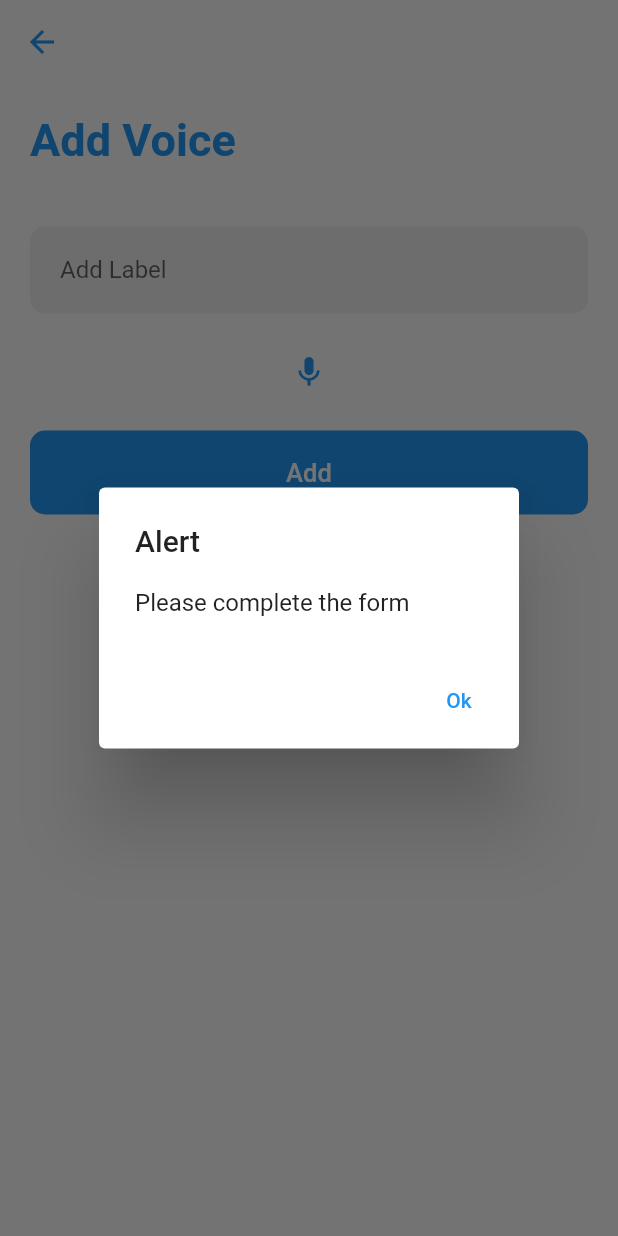
After one commit to vishnuoum/AIeSSA, a Flutter app: the VoiceAdd screen opened by its route, after a tap on "Add", on a phone screen of 412 x 824 dp. The commit adds this screen. Run offline on Flutter 3.47's test engine with Material 2 defaults, Android fonts, the light colour scheme and no system bars; our stand-ins replace image_picker, percent_indicator, shared_preferences, speech_to_text, video_player; missing offline and left inert: noise_meter, record, text_to_speech, tflite, tflite_audio; accounts and stored records are empty; statements that could not run were skipped.

Commit message:
Added voice assign

```diff
--- a/lib/main.dart
+++ b/lib/main.dart
@@ -5,6 +5,8 @@ import 'package:app_for_specially_abled/pages/learn.dart';
 import 'package:app_for_specially_abled/pages/noiseMeter.dart';
 import 'package:app_for_specially_abled/pages/player.dart';
 import 'package:app_for_specially_abled/pages/signChat.dart';
+import 'package:app_for_specially_abled/pages/voiceAdd.dart';
+import 'package:app_for_specially_abled/pages/voiceAssign.dart';
 import 'package:flutter/material.dart';
 
 void main() {
@@ -27,6 +29,9 @@ class MyApp extends StatelessWidget {
         "/audioNavCustom" : (context) => AudioNavCustom(),
         "/learn" : (context) => Learn(),
         "/player" : (context) => Player(arguments: ModalRoute.of(context)!.settings.arguments as Map),
+        "/voiceAssign" : (context) => VoiceAssign(),
+        "/voiceAdd" : (context) => VoiceAdd(),
+
       },
       initialRoute: "/",
     );
--- a/lib/pages/home.dart
+++ b/lib/pages/home.dart
@@ -105,8 +105,10 @@ class _HomeState extends State<Home> {
         // }, child: Text("Audio Nav")),
         ElevatedButton(onPressed: (){
           Navigator.pushNamed(context, "/audioNavCustom");
-        }, child: Text("Audio Nav Custom")),
-        ElevatedButton(onPressed: (){}, child: Text("Voice")),
+        }, child: Text("Audio Navigation")),
+        ElevatedButton(onPressed: (){
+          Navigator.pushNamed(context, "/voiceAssign");
+        }, child: Text("Voice Assign")),
         ElevatedButton(onPressed: (){
           Navigator.pushNamed(context, "/learn");
         }, child: Text("Learn")),
--- /dev/null
+++ b/lib/pages/voiceAdd.dart
@@ -0,0 +1,170 @@
+import 'dart:io';
+
+import 'package:app_for_specially_abled/services/voiceService.dart';
+import 'package:flutter/material.dart';
+import 'package:path_provider/path_provider.dart';
+import 'package:record/record.dart';
+
+class VoiceAdd extends StatefulWidget {
+  const VoiceAdd({Key? key}) : super(key: key);
+
+  @override
+  State<VoiceAdd> createState() => _VoiceAddState();
+}
+
+class _VoiceAddState extends State<VoiceAdd> {
+
+  TextEditingController label=TextEditingController();
+  var arg;
+  bool recorded = false,recording = false;
+  String path = "",tempPath="";
+  final record = Record();
+
+  VoiceService voiceService = VoiceService();
+
+  @override
+  void initState() {
+    initPath();
+    super.initState();
+  }
+
+  void initPath()async{
+    Directory tempDir = await getTemporaryDirectory();
+    tempPath = tempDir.path;
+  }
+
+  showLoading(BuildContext context){
+    AlertDialog alert =AlertDialog(
+      content: SizedBox(
+        height: 80,
+        child: Column(
+          mainAxisAlignment: MainAxisAlignment.center,
+          children: [
+            SizedBox(height: 50,width: 50,child: CircularProgressIndicator(strokeWidth: 5,valueColor: AlwaysStoppedAnimation(Colors.blue),),),
+            SizedBox(height: 10,),
+            Text("Loading")
+          ],
+        ),
+      ),
+    );
+
+    showDialog(context: context,builder:(BuildContext context){
+      return WillPopScope(onWillPop: ()async => false,child: alert);
+    });
+  }
+
+  Future<void> alertDialog(var text) async {
+    return showDialog<void>(
+      context: context,
+      barrierDismissible: false, // user must tap button!
+      builder: (BuildContext context) {
+        return AlertDialog(
+          title: Text('Alert'),
+          content: SingleChildScrollView(
+            child: ListBody(
+              children: <Widget>[
+                Text(text),
+              ],
+            ),
+          ),
+          actions: <Widget>[
+            TextButton(
+              child: Text('Ok'),
+              onPressed: () {
+                Navigator.of(context).pop();
+              },
+            ),
+          ],
+        );
+      },
+    );
+  }
+
+  @override
+  Widget build(BuildContext context) {
+    arg = ModalRoute.of(context)!.settings.arguments;
+    return Scaffold(
+      appBar: AppBar(
+        iconTheme: IconThemeData(
+          color: Colors.blue
+        ),
+        elevation: 0,
+        backgroundColor: Colors.transparent,
+      ),
+      body: ListView(
+        padding: EdgeInsets.all(20),
+        children: [
+          Align(child: Text("Add Voice",style: TextStyle(color: Colors.blue,fontSize: 30,fontWeight: FontWeight.bold),),alignment: Alignment.centerLeft,),
+          SizedBox(height: 40,),
+          Container(
+            padding: EdgeInsets.symmetric(vertical: 5,horizontal: 20),
+            decoration: BoxDecoration(
+                borderRadius: BorderRadius.circular(10),
+                color: Colors.grey[200]
+            ),
+            child: TextField(
+              controller: label,
+              focusNode: null,
+              style: TextStyle(color: Colors.black),
+              decoration: InputDecoration(
+                  border: InputBorder.none,
+                  hintText: 'Add Label'
+              ),
+            ),
+          ),
+          SizedBox(height: 15,),
+          Row(
+            mainAxisAlignment: MainAxisAlignment.center,
+            children: [
+              recorded?Text("Recording Done"):SizedBox(),
+              IconButton(onPressed: ()async{
+                if (await record.hasPermission() && !recording) {
+                  recorded = false;
+                // Start recording
+                  await record.start(
+                    path: "$tempPath/recording.wav",
+                    encoder: AudioEncoder.AAC, // by default
+                    bitRate: 128000, // by default
+                    samplingRate: 44100, // by default
+                  );
+                }
+                else if(recording){
+                  await record.stop();
+                  recorded = true;
+                }
+                setState(() {
+                  recording = !recording;
+                });
+              }, icon: Icon(Icons.mic,color: recording?Colors.red:Colors.blue,),),
+            ],
+          ),
+          SizedBox(height: 15,),
+          TextButton(onPressed: ()async{
+            FocusScope.of(context).unfocus();
+            if(label.text.length!=0&&recorded) {
+              showLoading(context);
+              var result = await voiceService.uploadAudio(
+                  label: label.text, path: "$tempPath/recording.wav",mail:arg["mail"]);
+              Navigator.pop(context);
+              if(result=="done"){
+                print("done");
+                alertDialog("Uploaded successfully");
+                label.clear();
+                setState(() {
+                  recorded=false;
+                });
+              }
+              else{
+                print("error");
+                alertDialog("Something went wrong. Try again");
+              }
+            }
+            else{
+              alertDialog("Please complete the form");
+            }
+          }, child: Text("Add",style: TextStyle(fontSize: 17),),style: TextButton.styleFrom(shape: RoundedRectangleBorder(borderRadius: BorderRadius.circular(10)),backgroundColor: Colors.blue,primary: Colors.white,padding: EdgeInsets.all(18)),),
+        ],
+      ),
+    );
+  }
+}
--- a/pubspec.yaml
+++ b/pubspec.yaml
@@ -40,6 +40,7 @@ dependencies:
   video_player: ^2.2.3
   path: ^1.8.0
   path_provider: ^2.0.3
+  record: ^3.0.4
 
 dev_dependencies:
   flutter_test:
```
Also changed, not shown: lib/pages/voiceAssign.dart (added, +189 -0 lines), lib/services/voiceService.dart (added, +77 -0 lines), pubspec.lock, 1 other file.
